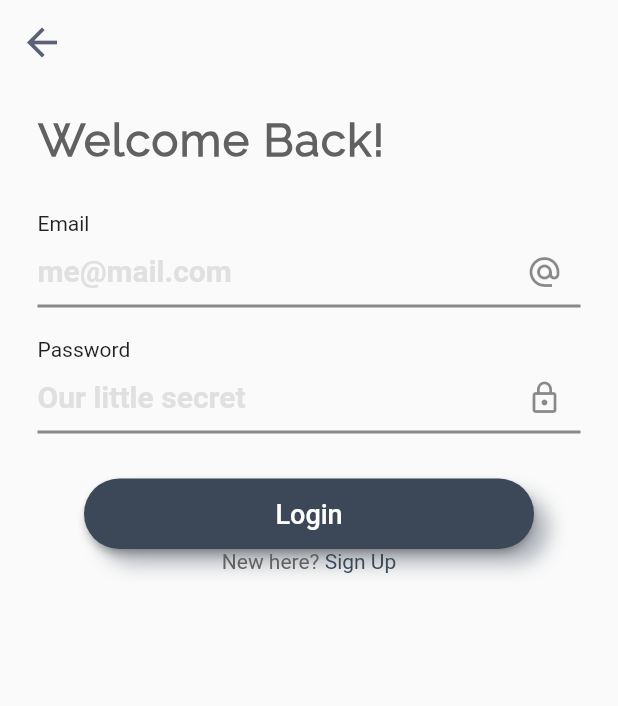
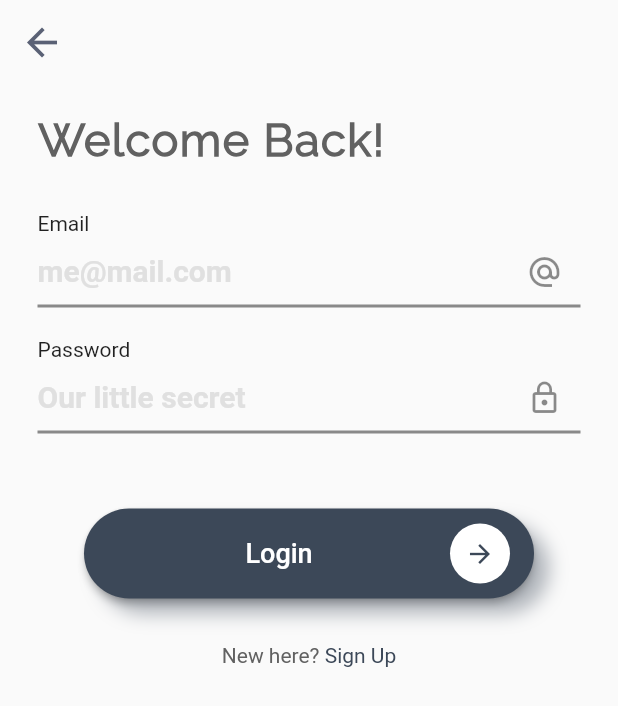
Before and after one commit to boristane/airnote, a Flutter app: the screen it shows after launch, after a tap on "Login", on a phone screen of 412 x 824 dp. Shown: the top 706 px of the screen. Run offline on Flutter 3.47's test engine with Material 2 defaults, Android fonts, the phone set to English and light mode, and no system bars; our stand-ins replace email_validator.

Commit message:
Completes login screen

```diff
--- /dev/null
+++ b/lib/components/submit-button.dart
@@ -0,0 +1,73 @@
+import 'package:airnote/utils/colors.dart';
+import 'package:flutter/material.dart';
+
+class AirnoteSubmitButton extends Container {
+  final String text;
+  final Function onPressed;
+  final Icon icon;
+  AirnoteSubmitButton({Key key, this.text, this.onPressed, this.icon})
+      : super(key: key);
+
+  Widget _getText() {
+    final isLoading = false;
+    if (isLoading) {
+      return SizedBox(
+        width: 20.0,
+        height: 20.0,
+        child: CircularProgressIndicator(
+          valueColor: AlwaysStoppedAnimation(AirnoteColors.white),
+        ),
+      );
+    }
+    return Text(
+      text,
+      style: TextStyle(color: AirnoteColors.white, fontSize: 18.0),
+    );
+  }
+
+  @override
+  Widget build(BuildContext context) {
+    return Container(
+      width: 300,
+      height: 60,
+      margin: EdgeInsets.only(top: 40.0, bottom: 30.0),
+      decoration: BoxDecoration(
+        borderRadius: BorderRadius.circular(30.0),
+        boxShadow: [
+          BoxShadow(
+              color: AirnoteColors.primary.withOpacity(.4),
+              offset: Offset(10.0, 10.0),
+              blurRadius: 10.0),
+        ],
+      ),
+      child: RaisedButton(
+        onPressed: () {
+          onPressed();
+        },
+        child: Row(
+          children: <Widget>[
+            Expanded(
+              child: Container(
+                alignment: Alignment.center,
+                child: _getText(),
+              ),
+            ),
+            Container(
+              width: 40,
+              height: 40,
+              decoration: BoxDecoration(
+                shape: BoxShape.circle,
+                color: AirnoteColors.white,
+              ),
+              child: Icon(Icons.arrow_forward,
+                  color: AirnoteColors.primary, size: 20.0),
+            )
+          ],
+        ),
+        color: AirnoteColors.primary,
+        shape:
+            RoundedRectangleBorder(borderRadius: BorderRadius.circular(30.0)),
+      ),
+    );
+  }
+}
--- a/lib/components/text-input-field.dart
+++ b/lib/components/text-input-field.dart
@@ -6,9 +6,10 @@ class AirnoteTextInputField extends StatelessWidget {
   final Function validator;
   final String hint;
   final Icon suffix;
+  final bool obscure;
 
   AirnoteTextInputField(
-      {Key key, this.label, this.hint, this.suffix, this.validator})
+      {Key key, this.label, this.hint, this.suffix, this.validator, this.obscure = false})
       : super(key: key);
 
   @override
@@ -32,6 +33,7 @@ class AirnoteTextInputField extends StatelessWidget {
                 ),
                 style: TextStyle(fontSize: 20, fontWeight: FontWeight.bold),
                 validator: validator,
+                obscureText: obscure,
                 // onSaved: (value) => _formData['email'] = value,
               ),
             ),
--- a/lib/screens/login.dart
+++ b/lib/screens/login.dart
@@ -1,12 +1,12 @@
 import 'package:airnote/components/app-bar.dart';
 import 'package:airnote/components/header-text.dart';
+import 'package:airnote/components/submit-button.dart';
 import 'package:airnote/components/text-input-field.dart';
 import 'package:airnote/screens/signup.dart';
 import 'package:airnote/utils/colors.dart';
 import 'package:airnote/utils/input-validator.dart';
 import 'package:flutter/material.dart';
 
-import '../components/raised-button.dart';
 
 class Login extends StatefulWidget {
   static final routeName = "login";
@@ -51,8 +51,9 @@ class _LoginState extends State<Login> {
                         hint: "Our little secret",
                         validator: InputValidator.password,
                         suffix: Icon(Icons.lock_outline),
+                        obscure: true
                       ),
-                      AirnoteRaisedButton(text: "Login", onPressed: () => print("Login"),),
+                      AirnoteSubmitButton(text: "Login", onPressed: () => print("Login"),),
                       Container(
                         alignment: Alignment.center,
                         child: Row(
```
